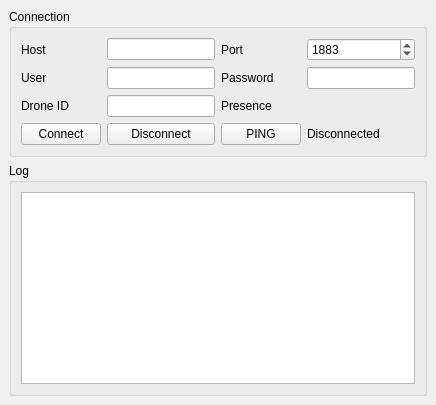
Qt form gui/src/mainwindow.ui (MlodyGi512/ironsoft) before a commit.
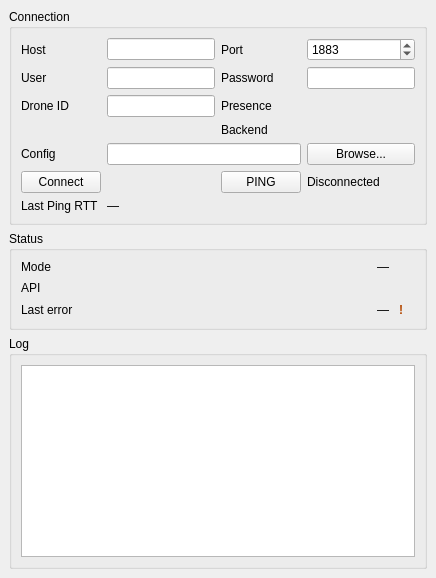
The same form after that commit.

Commit message: MVP backend MQTT working on RPi (presence, status, heartbeat, ping)

Diff of the .ui file:
```diff
--- a/gui/src/mainwindow.ui
+++ b/gui/src/mainwindow.ui
@@ -68,32 +68,147 @@
         </widget>
        </item>
        <item row="2" column="3">
-        <widget class="QLabel" name="led">
-         <property name="objectName"><string>led</string></property>
+        <widget class="QLabel" name="ledPresence"/>
+       </item>
+
+       <item row="3" column="2">
+        <widget class="QLabel" name="labelBackend">
+         <property name="text"><string>Backend</string></property>
         </widget>
        </item>
+       <item row="3" column="3">
+        <widget class="QLabel" name="ledBackend">
+         <property name="objectName"><string>ledBackend</string></property>
+        </widget>
+       </item>
 
-       <item row="3" column="0">
+       <item row="4" column="0">
+        <widget class="QLabel" name="labelConfigPath">
+         <property name="text"><string>Config</string></property>
+        </widget>
+       </item>
+       <item row="4" column="1" colspan="2">
+        <widget class="QLineEdit" name="editConfigPath">
+         <property name="readOnly"><bool>true</bool></property>
+        </widget>
+       </item>
+       <item row="4" column="3">
+        <widget class="QPushButton" name="btnBrowseConfig">
+         <property name="text"><string>Browse...</string></property>
+        </widget>
+       </item>
+
+       <item row="5" column="0">
         <widget class="QPushButton" name="btnConnect">
          <property name="text"><string>Connect</string></property>
         </widget>
        </item>
-       <item row="3" column="1">
-        <widget class="QPushButton" name="btnDisconnect">
-         <property name="text"><string>Disconnect</string></property>
-        </widget>
+       <item row="5" column="1">
+        <spacer name="horizontalSpacer">
+         <property name="orientation"><enum>Qt::Horizontal</enum></property>
+         <property name="sizeHint" stdset="0">
+          <size>
+           <width>40</width>
+           <height>20</height>
+          </size>
+         </property>
+        </spacer>
        </item>
-       <item row="3" column="2">
+       <item row="5" column="2">
         <widget class="QPushButton" name="btnPing">
          <property name="text"><string>PING</string></property>
         </widget>
        </item>
-       <item row="3" column="3">
+       <item row="5" column="3">
         <widget class="QLabel" name="labelConnState">
          <property name="text"><string>Disconnected</string></property>
         </widget>
        </item>
 
+       <item row="6" column="0">
+        <widget class="QLabel" name="labelPingRttTitle">
+         <property name="text"><string>Last Ping RTT</string></property>
+        </widget>
+       </item>
+       <item row="6" column="1" colspan="2">
+        <widget class="QLabel" name="labelPingRttValue">
+         <property name="text"><string>—</string></property>
+        </widget>
+       </item>
+
+      </layout>
+     </widget>
+    </item>
+
+    <item>
+     <widget class="QGroupBox" name="groupStatus">
+      <property name="title">
+       <string>Status</string>
+      </property>
+      <layout class="QGridLayout" name="gridLayoutStatus">
+       <item row="0" column="0">
+        <widget class="QLabel" name="labelModeTitle">
+         <property name="text"><string>Mode</string></property>
+        </widget>
+       </item>
+       <item row="0" column="1">
+        <widget class="QLabel" name="labelModeValue">
+         <property name="text"><string>—</string></property>
+        </widget>
+       </item>
+
+       <item row="1" column="0">
+        <widget class="QLabel" name="labelApiTitle">
+         <property name="text"><string>API</string></property>
+        </widget>
+       </item>
+       <item row="1" column="1">
+        <widget class="QLabel" name="ledApi">
+         <property name="minimumSize">
+          <size>
+           <width>16</width>
+           <height>16</height>
+          </size>
+         </property>
+         <property name="maximumSize">
+          <size>
+           <width>16</width>
+           <height>16</height>
+          </size>
+         </property>
+        </widget>
+       </item>
+
+       <item row="2" column="0">
+        <widget class="QLabel" name="labelErrorTitle">
+         <property name="text"><string>Last error</string></property>
+        </widget>
+       </item>
+       <item row="2" column="1">
+        <widget class="QLabel" name="labelErrorValue">
+         <property name="text"><string>—</string></property>
+         <property name="wordWrap"><bool>true</bool></property>
+        </widget>
+       </item>
+       <item row="2" column="2">
+        <widget class="QLabel" name="iconError">
+         <property name="text"><string>!</string></property>
+         <property name="visible"><bool>false</bool></property>
+         <property name="styleSheet"><string notr="true">QLabel#iconError{color:#B34700;font-weight:bold;}</string></property>
+         <property name="minimumSize">
+          <size>
+           <width>16</width>
+           <height>16</height>
+          </size>
+         </property>
+         <property name="maximumSize">
+          <size>
+           <width>16</width>
+           <height>16</height>
+          </size>
+         </property>
+        </widget>
+       </item>
       </layout>
      </widget>
     </item>
```
The commit also changes 6 other files.
